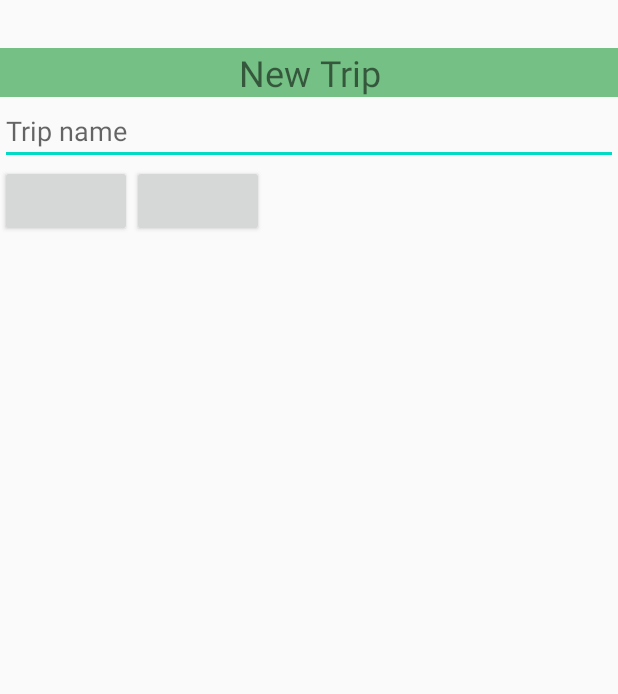
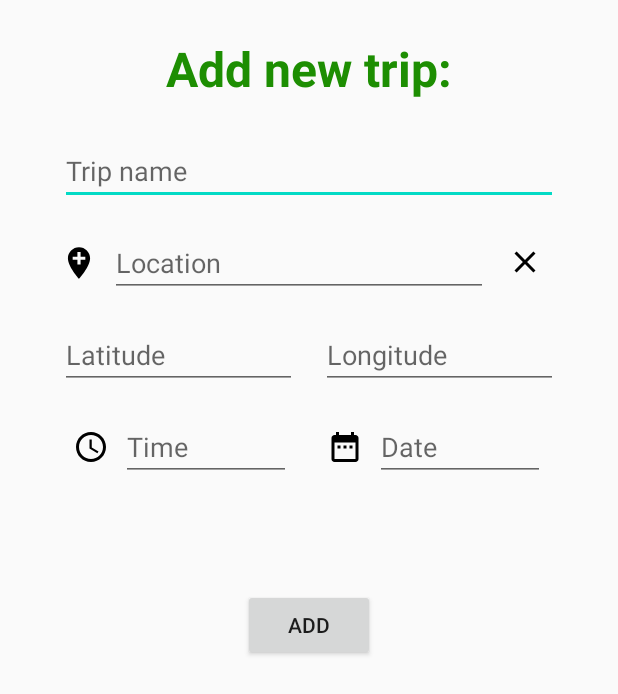
Before and after one commit to knezo/android_tripOrganizer, an Android app: the layout activity_new_trip.xml on its own in the app's theme, with its tools: preview values and no code run, on a phone screen of 412 x 824 dp. Shown: the top 694 px of the screen. Run offline under Robolectric (Android 15) with nearby library versions, the phone set to English and light mode, and no system bars.

Commit message:
Add new trip implemented

```diff
--- /dev/null
+++ b/app/src/main/res/drawable/ic_access_time_black_24dp.xml
@@ -0,0 +1,9 @@
+<vector xmlns:android="http://schemas.android.com/apk/res/android"
+        android:width="24dp"
+        android:height="24dp"
+        android:viewportWidth="24.0"
+        android:viewportHeight="24.0">
+    <path
+        android:fillColor="#FF000000"
+        android:pathData="M11.99,2C6.47,2 2,6.48 2,12s4.47,10 9.99,10C17.52,22 22,17.52 22,12S17.52,2 11.99,2zM12,20c-4.42,0 -8,-3.58 -8,-8s3.58,-8 8,-8 8,3.58 8,8 -3.58,8 -8,8zM12.5,7H11v6l5.25,3.15 0.75,-1.23 -4.5,-2.67z"/>
+</vector>
--- /dev/null
+++ b/app/src/main/res/drawable/ic_add_location_black_24dp.xml
@@ -0,0 +1,9 @@
+<vector xmlns:android="http://schemas.android.com/apk/res/android"
+        android:width="24dp"
+        android:height="24dp"
+        android:viewportWidth="24.0"
+        android:viewportHeight="24.0">
+    <path
+        android:fillColor="#FF000000"
+        android:pathData="M12,2C8.14,2 5,5.14 5,9c0,5.25 7,13 7,13s7,-7.75 7,-13c0,-3.86 -3.14,-7 -7,-7zM16,10h-3v3h-2v-3L8,10L8,8h3L11,5h2v3h3v2z"/>
+</vector>
--- /dev/null
+++ b/app/src/main/res/drawable/ic_clear_black_24dp.xml
@@ -0,0 +1,9 @@
+<vector xmlns:android="http://schemas.android.com/apk/res/android"
+        android:width="24dp"
+        android:height="24dp"
+        android:viewportWidth="24.0"
+        android:viewportHeight="24.0">
+    <path
+        android:fillColor="#FF000000"
+        android:pathData="M19,6.41L17.59,5 12,10.59 6.41,5 5,6.41 10.59,12 5,17.59 6.41,19 12,13.41 17.59,19 19,17.59 13.41,12z"/>
+</vector>
--- /dev/null
+++ b/app/src/main/res/drawable/ic_date_range_black_24dp.xml
@@ -0,0 +1,9 @@
+<vector xmlns:android="http://schemas.android.com/apk/res/android"
+        android:width="24dp"
+        android:height="24dp"
+        android:viewportWidth="24.0"
+        android:viewportHeight="24.0">
+    <path
+        android:fillColor="#FF000000"
+        android:pathData="M9,11L7,11v2h2v-2zM13,11h-2v2h2v-2zM17,11h-2v2h2v-2zM19,4h-1L18,2h-2v2L8,4L8,2L6,2v2L5,4c-1.11,0 -1.99,0.9 -1.99,2L3,20c0,1.1 0.89,2 2,2h14c1.1,0 2,-0.9 2,-2L21,6c0,-1.1 -0.9,-2 -2,-2zM19,20L5,20L5,9h14v11z"/>
+</vector>
--- a/app/src/main/res/layout/activity_new_trip.xml
+++ b/app/src/main/res/layout/activity_new_trip.xml
@@ -1,42 +1,160 @@
 <?xml version="1.0" encoding="utf-8"?>
-<LinearLayout xmlns:android="http://schemas.android.com/apk/res/android"
+<androidx.constraintlayout.widget.ConstraintLayout xmlns:android="http://schemas.android.com/apk/res/android"
+    xmlns:app="http://schemas.android.com/apk/res-auto"
+    xmlns:tools="http://schemas.android.com/tools"
+    android:layout_width="match_parent"
+    android:layout_height="match_parent"
+    tools:context=".NewTripActivity">
+
+    <LinearLayout
         android:layout_width="match_parent"
         android:layout_height="match_parent"
         android:orientation="vertical">
 
+
         <TextView
             android:layout_width="match_parent"
             android:layout_height="wrap_content"
-        android:layout_marginTop="32dp"
-        android:background="@color/greenish"
+            android:text="Add new trip:"
             android:gravity="center"
-        android:text="New Trip"
-        android:textSize="24sp" />
+            android:textSize="32sp"
+            android:textStyle="bold"
+            android:textColor="@color/darkGreen"
+            android:layout_marginTop="24dp"/>
+
 
         <EditText
             android:id="@+id/edittext_trip_name"
             android:layout_width="match_parent"
             android:layout_height="wrap_content"
-        android:hint="Trip name" />
+            android:layout_marginStart="40dp"
+            android:layout_marginTop="24dp"
+            android:layout_marginEnd="40dp"
+            android:hint="@string/trip_name"
+            />
+
+        <LinearLayout
+            android:layout_width="match_parent"
+            android:layout_height="wrap_content"
+            android:orientation="horizontal"
+            android:layout_gravity="center"
+            android:layout_marginStart="40dp"
+            android:layout_marginTop="16dp"
+            android:layout_marginEnd="40dp"
+            android:weightSum="1"
+            >
+
+            <ImageView
+                android:layout_width="wrap_content"
+                android:layout_height="match_parent"
+                android:src="@drawable/ic_add_location_black_24dp"
+                android:layout_weight="0.01"/>
+
+            <EditText
+                android:id="@+id/edittextLocation"
+                android:layout_width="wrap_content"
+                android:layout_height="wrap_content"
+                android:layout_marginStart="8dp"
+                android:hint="Location"
+                android:layout_weight="1"/>
+
+            <ImageButton
+                android:id="@+id/imageButton_clearlocation"
+                android:layout_width="wrap_content"
+                android:layout_height="wrap_content"
+                app:srcCompat="@drawable/ic_clear_black_24dp"
+                tools:ignore="VectorDrawableCompat"
+                android:backgroundTint="@color/transpaent"
+                android:layout_weight="0.01"/>
+
+        </LinearLayout>
+
 
 
         <LinearLayout
             android:layout_width="match_parent"
             android:layout_height="wrap_content"
-        android:orientation="horizontal">
+            android:layout_marginTop="16dp"
+            android:gravity="center"
+            android:orientation="horizontal"
+            android:weightSum="1">
 
-        <Button
+            <EditText
+                android:id="@+id/edittext_latitude"
+                android:layout_width="0dp"
+                android:layout_height="wrap_content"
+                android:layout_weight="0.5"
+                android:layout_marginStart="40dp"
+                android:hint="Latitude" />
+
+            <EditText
+                android:id="@+id/edittext_longitude"
+                android:layout_width="0dp"
+                android:layout_height="wrap_content"
+                android:layout_weight="0.5"
+                android:hint="Longitude"
+                android:layout_marginStart="16dp"
+                android:layout_marginEnd="40dp"/>
+
+        </LinearLayout>
+
+
+        <LinearLayout
+            android:layout_width="match_parent"
+            android:layout_height="wrap_content"
+            android:layout_marginTop="16dp"
+            android:gravity="center"
+            android:orientation="horizontal"
+            android:weightSum="1">
+
+
+            <ImageView
                 android:layout_width="wrap_content"
+                android:layout_height="match_parent"
+                android:src="@drawable/ic_access_time_black_24dp"
+                />
+
+
+            <EditText
+                android:id="@+id/edittext_time"
+                android:layout_width="0dp"
                 android:layout_height="wrap_content"
-            android:layout_gravity="start|center"/>
+                android:layout_marginStart="8dp"
+                android:layout_weight="0.35"
+                android:hint="Time" />
 
-        <Button
+
+            <ImageView
                 android:layout_width="wrap_content"
+                android:layout_height="match_parent"
+                android:src="@drawable/ic_date_range_black_24dp"
+                android:layout_marginStart="24dp"/>
+
+            <EditText
+                android:id="@+id/edittext_date"
+                android:layout_width="0dp"
                 android:layout_height="wrap_content"
-            android:layout_gravity="end"/>
+                android:layout_marginStart="8dp"
+                android:layout_weight="0.35"
+                android:hint="@string/date" />
+
 
         </LinearLayout>
 
 
 
+
+        <Button
+            android:id="@+id/button_addtrip"
+            android:layout_width="wrap_content"
+            android:layout_height="wrap_content"
+            android:layout_gravity="center"
+            android:layout_marginTop="72dp"
+            android:gravity="center"
+            android:text="Add" />
+
+
+
     </LinearLayout>
+
+</androidx.constraintlayout.widget.ConstraintLayout>
--- a/app/src/main/res/values/colors.xml
+++ b/app/src/main/res/values/colors.xml
@@ -7,4 +7,9 @@
     <color name="greenish">#75C185</color>
     <color name="gray">#B6B6B6</color>
     <color name="lightGray">#E6E6E6</color>
+    <color name="darkGreen">#1D8E02</color>
+    <color name="transparentGray">#43CDCDCD</color>
+    <color name="transpaent">#00FFFFFF</color>
+
+
 </resources>
```
Also changed, not shown: app/build.gradle (+9 -0 lines), app/src/main/AndroidManifest.xml (+4 -6 lines), app/src/main/java/com/example/triporganizer/LoginActivity.java (+5 -13 lines), app/src/main/java/com/example/triporganizer/MainActivity.java (+52 -42 lines), app/src/main/java/com/example/triporganizer/NewTripActivity.java (added, +214 -0 lines), app/src/main/java/com/example/triporganizer/Trip.java (added, +65 -0 lines), app/src/main/res/layout/new_trip.xml (added, +93 -0 lines), app/src/main/res/layout/new_trip_useless.xml (added, +42 -0 lines). Lines whose indentation alone changed are shown as unchanged.
